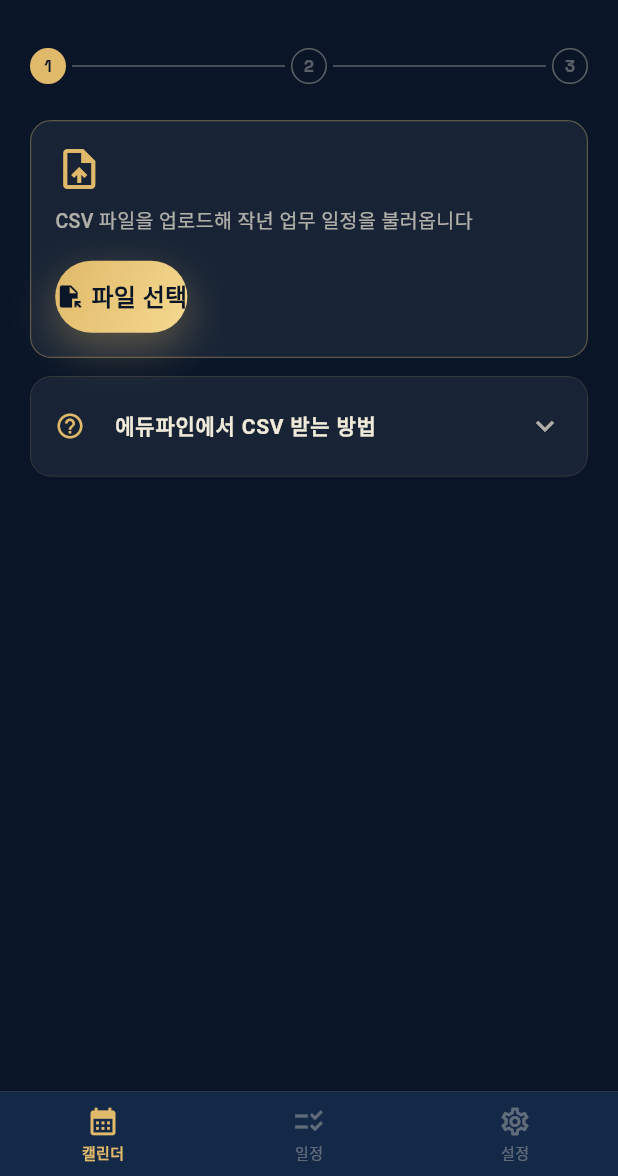
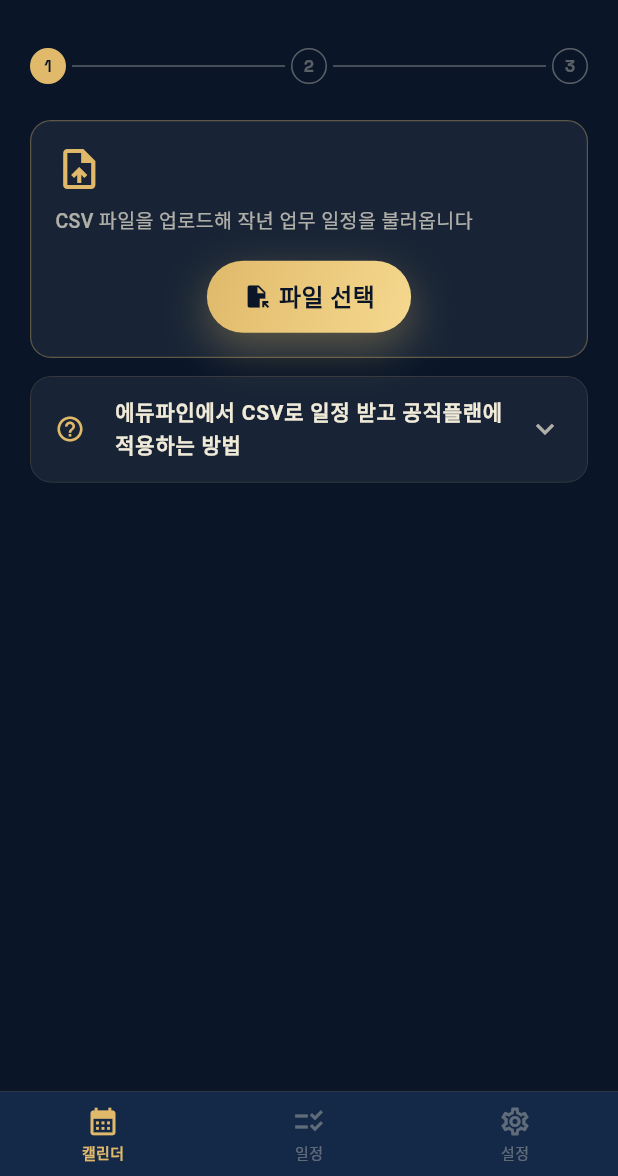
Before and after one commit to indibery/planroutine, a Flutter app: the ImportScreen screen opened by its route, on a phone screen of 412 x 824 dp, the part 60-1236 px from its top. Run offline on Flutter 3.47's test engine with Material 3 defaults, Android fonts, the phone set to English and light mode, and no system bars; our stand-ins replace csv, file_picker, flutter_local_notifications, flutter_riverpod, freezed_annotation, go_router and 7 more; missing offline and left inert: charset_converter, googleapis; accounts and stored records are empty; Roboto replaces fonts that are missing (Pretendard).

Commit message:
style(import): 파일 선택 버튼 중앙 정렬 + 가이드 제목 보강
- GoldGradientButton: 좌우 padding 24 추가 → 라벨 양옆 여백으로 타이트함 해소
- ImportScreen Initial 뷰의 파일 선택 버튼을 Center로 감싸 카드 중앙 정렬
- edufineGuideTitle: "에듀파인에서 CSV로 일정 받고 공직플랜에 적용하는 방법"
  으로 확장 — "다운→적용"까지의 전체 흐름이 제목에서 드러남

빌드 번호 45.

Co-Authored-By: Claude Opus 4.7 (1M context) <noreply@anthropic.com>

```diff
--- a/lib/core/constants/strings/import_strings.dart
+++ b/lib/core/constants/strings/import_strings.dart
@@ -12,7 +12,8 @@ class ImportStrings {
   static const registerCount = '건 등록됨';
 
   // 에듀파인에서 CSV 받고 가져오는 방법 가이드 (Import Initial 뷰 내 접힘 섹션)
-  static const edufineGuideTitle = '에듀파인에서 CSV 받는 방법';
+  static const edufineGuideTitle =
+      '에듀파인에서 CSV로 일정 받고 공직플랜에 적용하는 방법';
 
   // ── 1단: CSV 다운받기 ─────────────────────────────────
   static const edufineGuideSection1Title = '① CSV 다운받기';
--- a/lib/features/import/presentation/screens/import_screen.dart
+++ b/lib/features/import/presentation/screens/import_screen.dart
@@ -122,7 +122,8 @@ class ImportScreen extends ConsumerWidget {
                   ),
                 ),
                 const SizedBox(height: AppSizes.spacing16),
-                GoldGradientButton(
+                Center(
+                  child: GoldGradientButton(
                     label: ImportStrings.selectFile,
                     icon: Icons.file_open,
                     onPressed: () {
@@ -130,6 +131,7 @@ class ImportScreen extends ConsumerWidget {
                           .read(importStateProvider.notifier)
                           .pickAndImportCsv();
                     },
+                  ),
                 ),
               ],
             ),
--- a/lib/shared/widgets/gold_gradient_button.dart
+++ b/lib/shared/widgets/gold_gradient_button.dart
@@ -28,6 +28,7 @@ class GoldGradientButton extends StatelessWidget {
         duration: const Duration(milliseconds: 120),
         child: Container(
           height: height,
+          padding: const EdgeInsets.symmetric(horizontal: AppSizes.spacing24),
           decoration: BoxDecoration(
             gradient: enabled ? AppGradients.gold : null,
             color: enabled ? null : AppColors.goldMuted,
--- a/pubspec.yaml
+++ b/pubspec.yaml
@@ -1,7 +1,7 @@
 name: planroutine
 description: "공직플랜 — 공직자를 위한 업무 일정 관리 앱"
 publish_to: 'none'
-version: 1.0.0+44
+version: 1.0.0+45
 
 environment:
   sdk: ^3.11.4
```
Lines whose indentation alone changed are shown as unchanged.
